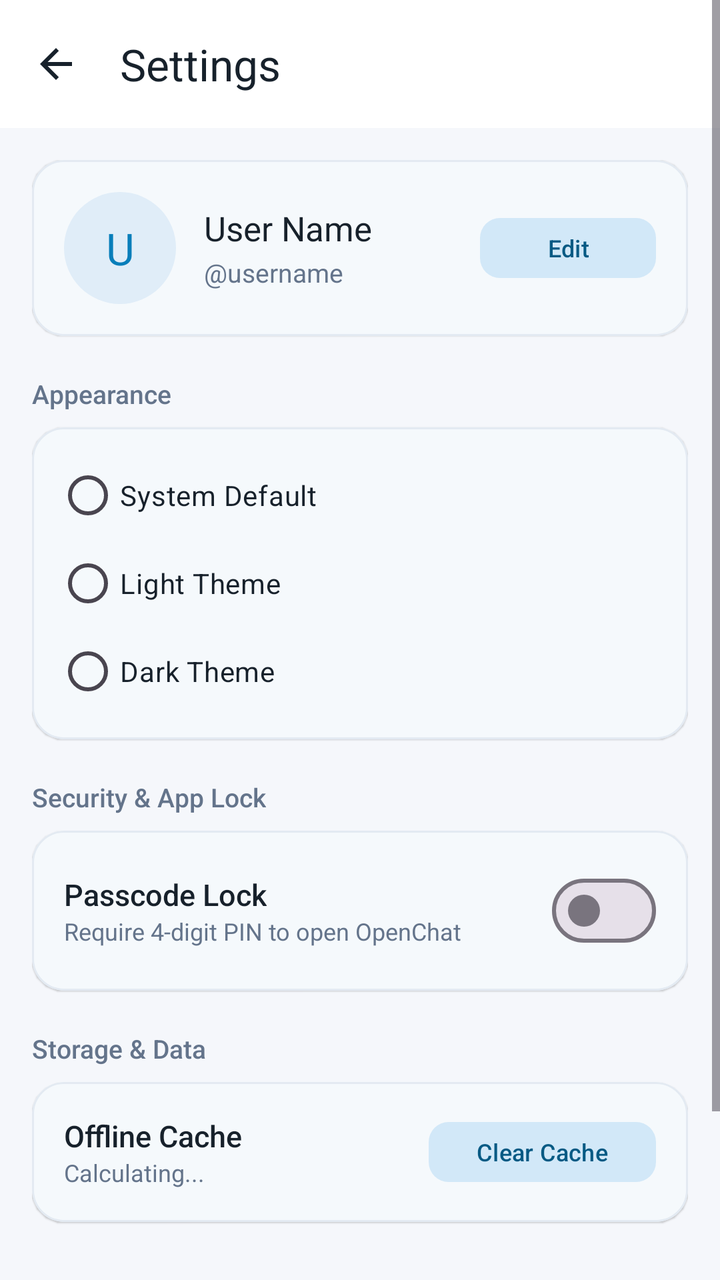
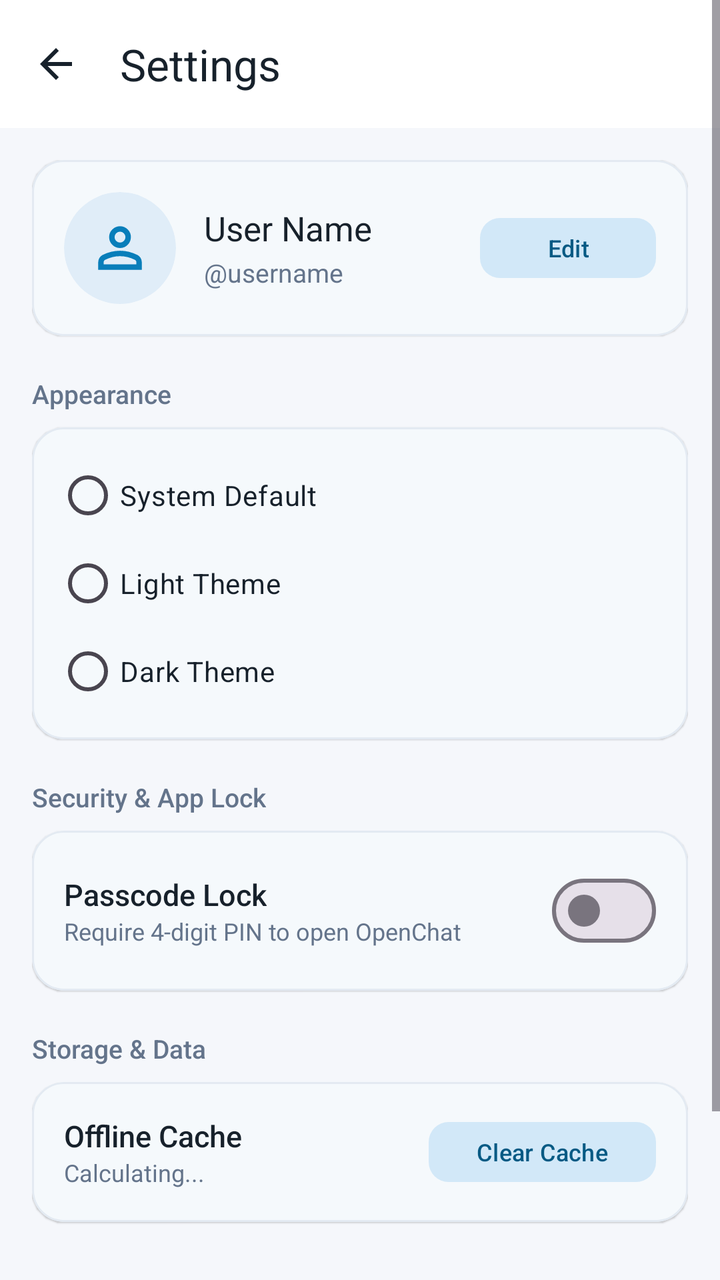

Screens rendered from an Android XML layout before and after an edit, with the pre-edit source and the edit as a unified diff.
<!-- AndroidManifest.xml: application theme Theme.MyApplication -->
<!-- res/layout/fragment_settings.xml -->
<?xml version="1.0" encoding="utf-8"?>
<ScrollView
    xmlns:android="http://schemas.android.com/apk/res/android"
    xmlns:app="http://schemas.android.com/apk/res-auto"
    android:layout_width="match_parent"
    android:layout_height="match_parent"
    android:fillViewport="true"
    android:background="@color/color_background">

    <LinearLayout
        android:layout_width="match_parent"
        android:layout_height="wrap_content"
        android:orientation="vertical">

        
        <com.google.android.material.appbar.MaterialToolbar
            android:id="@+id/toolbar_settings"
            android:layout_width="match_parent"
            android:layout_height="64dp"
            android:background="@color/color_surface"
            app:title="@string/nav_settings"
            app:titleTextColor="@color/color_primary_text"
            app:titleTextAppearance="@style/TextAppearance.Material3.TitleLarge"
            app:navigationIcon="@drawable/ic_arrow_back_24"
            app:navigationIconTint="@color/color_primary_text"
            app:elevation="0dp" />

        <LinearLayout
            android:layout_width="match_parent"
            android:layout_height="wrap_content"
            android:orientation="vertical"
            android:padding="16dp">

            
            <com.google.android.material.card.MaterialCardView
                android:layout_width="match_parent"
                android:layout_height="wrap_content"
                app:cardCornerRadius="16dp"
                app:cardElevation="0.5dp"
                app:strokeWidth="1dp"
                app:strokeColor="@color/color_divider"
                app:cardBackgroundColor="@color/color_surface">

                <LinearLayout
                    android:layout_width="match_parent"
                    android:layout_height="wrap_content"
                    android:orientation="horizontal"
                    android:gravity="center_vertical"
                    android:padding="16dp">

                    <TextView
                        android:id="@+id/text_settings_avatar"
                        android:layout_width="56dp"
                        android:layout_height="56dp"
                        android:background="@drawable/bg_avatar_circle"
                        android:backgroundTint="@color/color_avatar_bg"
                        android:gravity="center"
                        android:text="U"
                        android:textColor="@color/color_avatar_text"
                        android:textSize="22sp"
                        android:fontFamily="sans-serif-bold" />

                    <LinearLayout
                        android:layout_width="0dp"
                        android:layout_height="wrap_content"
                        android:layout_weight="1"
                        android:layout_marginStart="14dp"
                        android:orientation="vertical">

                        <TextView
                            android:id="@+id/text_settings_name"
                            android:layout_width="wrap_content"
                            android:layout_height="wrap_content"
                            android:text="User Name"
                            android:textColor="@color/color_primary_text"
                            android:textSize="17sp"
                            android:fontFamily="sans-serif-bold" />

                        <TextView
                            android:id="@+id/text_settings_username"
                            android:layout_width="wrap_content"
                            android:layout_height="wrap_content"
                            android:layout_marginTop="2dp"
                            android:text="@username"
                            android:textColor="@color/color_secondary_text"
                            android:textSize="13sp" />
                    </LinearLayout>

                    <com.google.android.material.button.MaterialButton
                        android:id="@+id/btn_edit_profile"
                        android:layout_width="wrap_content"
                        android:layout_height="38dp"
                        android:text="Edit"
                        android:textSize="12sp"
                        style="@style/Widget.Material3.Button.TonalButton"
                        app:cornerRadius="10dp" />
                </LinearLayout>
            </com.google.android.material.card.MaterialCardView>

            
            <TextView
                android:layout_width="wrap_content"
                android:layout_height="wrap_content"
                android:layout_marginTop="20dp"
                android:layout_marginBottom="8dp"
                android:text="Appearance"
                android:textColor="@color/color_secondary_text"
                android:textSize="13sp"
                android:fontFamily="sans-serif-medium" />

            <com.google.android.material.card.MaterialCardView
                android:layout_width="match_parent"
                android:layout_height="wrap_content"
                app:cardCornerRadius="16dp"
                app:cardElevation="0.5dp"
                app:strokeWidth="1dp"
                app:strokeColor="@color/color_divider"
                app:cardBackgroundColor="@color/color_surface">

                <RadioGroup
                    android:id="@+id/radio_group_theme"
                    android:layout_width="match_parent"
                    android:layout_height="wrap_content"
                    android:padding="12dp">

                    <RadioButton
                        android:id="@+id/radio_theme_system"
                        android:layout_width="match_parent"
                        android:layout_height="44dp"
                        android:text="System Default"
                        android:textColor="@color/color_primary_text"
                        android:textSize="14sp" />

                    <RadioButton
                        android:id="@+id/radio_theme_light"
                        android:layout_width="match_parent"
                        android:layout_height="44dp"
                        android:text="Light Theme"
                        android:textColor="@color/color_primary_text"
                        android:textSize="14sp" />

                    <RadioButton
                        android:id="@+id/radio_theme_dark"
                        android:layout_width="match_parent"
                        android:layout_height="44dp"
                        android:text="Dark Theme"
                        android:textColor="@color/color_primary_text"
                        android:textSize="14sp" />
                </RadioGroup>
            </com.google.android.material.card.MaterialCardView>

            
            <TextView
                android:layout_width="wrap_content"
                android:layout_height="wrap_content"
                android:layout_marginTop="20dp"
                android:layout_marginBottom="8dp"
                android:text="Security &amp; App Lock"
                android:textColor="@color/color_secondary_text"
                android:textSize="13sp"
                android:fontFamily="sans-serif-medium" />

            <com.google.android.material.card.MaterialCardView
                android:layout_width="match_parent"
                android:layout_height="wrap_content"
                app:cardCornerRadius="16dp"
                app:cardElevation="0.5dp"
                app:strokeWidth="1dp"
                app:strokeColor="@color/color_divider"
                app:cardBackgroundColor="@color/color_surface">

                <LinearLayout
                    android:layout_width="match_parent"
                    android:layout_height="wrap_content"
                    android:orientation="vertical"
                    android:padding="16dp">

                    
                    <RelativeLayout
                        android:layout_width="match_parent"
                        android:layout_height="wrap_content">

                        <LinearLayout
                            android:layout_width="wrap_content"
                            android:layout_height="wrap_content"
                            android:orientation="vertical"
                            android:layout_alignParentStart="true"
                            android:layout_centerVertical="true">

                            <TextView
                                android:layout_width="wrap_content"
                                android:layout_height="wrap_content"
                                android:text="Passcode Lock"
                                android:textColor="@color/color_primary_text"
                                android:textSize="15sp"
                                android:fontFamily="sans-serif-medium" />

                            <TextView
                                android:layout_width="wrap_content"
                                android:layout_height="wrap_content"
                                android:text="Require 4-digit PIN to open OpenChat"
                                android:textColor="@color/color_secondary_text"
                                android:textSize="12sp" />
                        </LinearLayout>

                        <com.google.android.material.materialswitch.MaterialSwitch
                            android:id="@+id/switch_app_lock"
                            android:layout_width="wrap_content"
                            android:layout_height="wrap_content"
                            android:layout_alignParentEnd="true"
                            android:layout_centerVertical="true" />
                    </RelativeLayout>

                    
                    <com.google.android.material.button.MaterialButton
                        android:id="@+id/btn_change_pin"
                        android:layout_width="match_parent"
                        android:layout_height="44dp"
                        android:layout_marginTop="12dp"
                        android:text="Change Passcode PIN"
                        android:textSize="13sp"
                        style="@style/Widget.Material3.Button.OutlinedButton"
                        app:cornerRadius="10dp"
                        android:visibility="gone" />

                    
                    <RelativeLayout
                        android:id="@+id/layout_biometric_toggle"
                        android:layout_width="match_parent"
                        android:layout_height="wrap_content"
                        android:layout_marginTop="12dp"
                        android:visibility="gone">

                        <LinearLayout
                            android:layout_width="wrap_content"
                            android:layout_height="wrap_content"
                            android:orientation="vertical"
                            android:layout_alignParentStart="true"
                            android:layout_centerVertical="true">

                            <TextView
                                android:layout_width="wrap_content"
                                android:layout_height="wrap_content"
                                android:text="Fingerprint Unlock"
                                android:textColor="@color/color_primary_text"
                                android:textSize="15sp"
                                android:fontFamily="sans-serif-medium" />

                            <TextView
                                android:layout_width="wrap_content"
                                android:layout_height="wrap_content"
                                android:text="Use biometric sensor to unlock"
                                android:textColor="@color/color_secondary_text"
                                android:textSize="12sp" />
                        </LinearLayout>

                        <com.google.android.material.materialswitch.MaterialSwitch
                            android:id="@+id/switch_biometric"
                            android:layout_width="wrap_content"
                            android:layout_height="wrap_content"
                            android:layout_alignParentEnd="true"
                            android:layout_centerVertical="true" />
                    </RelativeLayout>
                </LinearLayout>
            </com.google.android.material.card.MaterialCardView>

            
            <TextView
                android:layout_width="wrap_content"
                android:layout_height="wrap_content"
                android:layout_marginTop="20dp"
                android:layout_marginBottom="8dp"
                android:text="Storage &amp; Data"
                android:textColor="@color/color_secondary_text"
                android:textSize="13sp"
                android:fontFamily="sans-serif-medium" />

            <com.google.android.material.card.MaterialCardView
                android:layout_width="match_parent"
                android:layout_height="wrap_content"
                app:cardCornerRadius="16dp"
                app:cardElevation="0.5dp"
                app:strokeWidth="1dp"
                app:strokeColor="@color/color_divider"
                app:cardBackgroundColor="@color/color_surface">

                <RelativeLayout
                    android:layout_width="match_parent"
                    android:layout_height="wrap_content"
                    android:padding="16dp">

                    <LinearLayout
                        android:layout_width="wrap_content"
                        android:layout_height="wrap_content"
                        android:orientation="vertical"
                        android:layout_alignParentStart="true"
                        android:layout_centerVertical="true">

                        <TextView
                            android:layout_width="wrap_content"
                            android:layout_height="wrap_content"
                            android:text="Offline Cache"
                            android:textColor="@color/color_primary_text"
                            android:textSize="15sp"
                            android:fontFamily="sans-serif-medium" />

                        <TextView
                            android:id="@+id/text_cache_size"
                            android:layout_width="wrap_content"
                            android:layout_height="wrap_content"
                            android:text="Calculating..."
                            android:textColor="@color/color_secondary_text"
                            android:textSize="12sp" />
                    </LinearLayout>

                    <com.google.android.material.button.MaterialButton
                        android:id="@+id/btn_clear_cache"
                        android:layout_width="wrap_content"
                        android:layout_height="38dp"
                        android:text="Clear Cache"
                        android:textSize="12sp"
                        style="@style/Widget.Material3.Button.TonalButton"
                        app:cornerRadius="10dp"
                        android:layout_alignParentEnd="true"
                        android:layout_centerVertical="true" />
                </RelativeLayout>
            </com.google.android.material.card.MaterialCardView>

            
            <com.google.android.material.button.MaterialButton
                android:id="@+id/btn_settings_logout"
                android:layout_width="match_parent"
                android:layout_height="50dp"
                android:layout_marginTop="28dp"
                android:layout_marginBottom="32dp"
                android:text="Log Out"
                android:textColor="#FFFFFF"
                android:textSize="15sp"
                app:icon="@drawable/ic_logout_24"
                app:cornerRadius="14dp"
                app:backgroundTint="@color/color_error" />

        </LinearLayout>
    </LinearLayout>
</ScrollView>
<!-- resources referenced by this layout -->
<resources>
  <color name="color_avatar_bg">#E0EDF8</color>
  <color name="color_avatar_text">#087EBA</color>
  <color name="color_background">#F5F7FB</color>
  <color name="color_divider">#E3EAF2</color>
  <color name="color_error">#BA1A1A</color>
  <color name="color_primary_text">#17212B</color>
  <color name="color_secondary_text">#64748B</color>
  <color name="color_surface">#FFFFFF</color>
  <!-- drawable bg_avatar_circle (drawable) -->
  <shape xmlns:android="http://schemas.android.com/apk/res/android"
      android:shape="oval">
      <solid android:color="@color/color_avatar_bg" />
  </shape>
  <!-- drawable ic_arrow_back_24 (drawable) -->
  <vector xmlns:android="http://schemas.android.com/apk/res/android"
      android:width="24dp"
      android:height="24dp"
      android:viewportWidth="24"
      android:viewportHeight="24"
      android:autoMirrored="true">
      <path
          android:fillColor="?attr/colorControlNormal"
          android:pathData="M20,11H7.83l5.59,-5.59L12,4l-8,8 8,8 1.41,-1.41L7.83,13H20v-2z"/>
  </vector>
  <!-- drawable ic_logout_24 (drawable) -->
  <vector xmlns:android="http://schemas.android.com/apk/res/android"
      android:width="24dp"
      android:height="24dp"
      android:viewportWidth="24"
      android:viewportHeight="24"
      android:autoMirrored="true">
      <path
          android:fillColor="?attr/colorControlNormal"
          android:pathData="M17,7l-1.41,1.41L18.17,11H8v2h10.17l-2.58,2.58L17,17l5,-5zM4,5h8V3H4c-1.1,0 -2,0.9 -2,2v14c0,1.1 0.9,2 2,2h8v-2H4V5z"/>
  </vector>
  <string name="nav_settings">Settings</string>
  <style name="Theme.MyApplication" parent="Theme.Material3.DayNight.NoActionBar">
          <item name="android:windowBackground">@color/color_background</item>
          <item name="android:statusBarColor">@color/color_surface</item>
          <item name="android:navigationBarColor">@color/color_surface</item>
          <item name="android:windowLightStatusBar">true</item>
          <item name="android:windowLightNavigationBar">true</item>
          <item name="colorPrimary">@color/color_primary</item>
          <item name="colorSecondary">@color/color_primary_accent</item>
          <item name="colorSecondaryContainer">@color/color_nav_indicator</item>
          <item name="colorOnSecondaryContainer">@color/color_nav_item_selected</item>
          <item name="colorSurface">@color/color_surface</item>
          <item name="colorError">@color/color_error</item>
      </style>
  <color name="color_primary">#087EBA</color>
  <color name="color_primary_accent">#229ED9</color>
  <color name="color_nav_indicator">#D2E8F8</color>
  <color name="color_nav_item_selected">#065A84</color>
</resources>

<!-- the commit's change to res/layout/fragment_settings.xml (unified diff, before → after) -->
@@ -48,17 +48,32 @@
                     android:gravity="center_vertical"
                     android:padding="16dp">
 
-                    <TextView
-                        android:id="@+id/text_settings_avatar"
+                    <FrameLayout
                         android:layout_width="56dp"
-                        android:layout_height="56dp"
-                        android:background="@drawable/bg_avatar_circle"
-                        android:backgroundTint="@color/color_avatar_bg"
-                        android:gravity="center"
-                        android:text="U"
-                        android:textColor="@color/color_avatar_text"
-                        android:textSize="22sp"
-                        android:fontFamily="sans-serif-bold" />
+                        android:layout_height="56dp">
+
+                        <TextView
+                            android:id="@+id/text_settings_avatar"
+                            android:layout_width="56dp"
+                            android:layout_height="56dp"
+                            android:background="@drawable/bg_avatar_circle"
+                            android:backgroundTint="@color/color_avatar_bg"
+                            android:gravity="center"
+                            android:text="U"
+                            android:textColor="@color/color_avatar_text"
+                            android:textSize="22sp"
+                            android:fontFamily="sans-serif-bold"
+                            android:visibility="gone" />
+
+                        <com.google.android.material.imageview.ShapeableImageView
+                            android:id="@+id/img_settings_avatar"
+                            android:layout_width="56dp"
+                            android:layout_height="56dp"
+                            android:scaleType="centerCrop"
+                            android:src="@drawable/ic_default_avatar"
+                            app:shapeAppearanceOverlay="@style/ShapeAppearance.Material3.Corner.Full"
+                            android:visibility="visible" />
+                    </FrameLayout>
 
                     <LinearLayout
                         android:layout_width="0dp"
<!-- resource entries referenced after the edit -->
@@ -23,6 +23,28 @@
       <path
           android:fillColor="?attr/colorControlNormal"
           android:pathData="M20,11H7.83l5.59,-5.59L12,4l-8,8 8,8 1.41,-1.41L7.83,13H20v-2z"/>
+  </vector>
+  <!-- drawable ic_default_avatar (drawable) -->
+  <vector xmlns:android="http://schemas.android.com/apk/res/android"
+      android:width="48dp"
+      android:height="48dp"
+      android:viewportWidth="48.0"
+      android:viewportHeight="48.0">
+      
+      <path
+          android:fillColor="@color/color_avatar_bg"
+          android:pathData="M24,24m-24,0a24,24 0,1 1,48 0a24,24 0,1 1,-48 0" />
+  
+      
+      <group
+          android:translateX="10.0"
+          android:translateY="10.0"
+          android:scaleX="1.167"
+          android:scaleY="1.167">
+          <path
+              android:fillColor="@color/color_avatar_text"
+              android:pathData="M9.18,10.83Q8,9.65 8,8T9.18,5.18T12,4t2.83,1.18T16,8t-1.17,2.82T12,12T9.18,10.83ZM4,20L4,17.2q0,-0.85 0.44,-1.56q0.44,-0.71 1.16,-1.09q1.55,-0.78 3.15,-1.16T12,13t3.25,0.39t3.15,1.16q0.72,0.38 1.16,1.09T20,17.2L20,20L4,20ZM6,18L18,18L18,17.2q0,-0.27 -0.14,-0.5q-0.14,-0.22 -0.36,-0.35q-1.35,-0.68 -2.72,-1.01T12,15T9.23,15.34T6.5,16.35Q6.28,16.48 6.14,16.7Q6,16.93 6,17.2L6,18ZM13.41,9.41Q14,8.82 14,8T13.41,6.59T12,6T10.59,6.59Q10,7.18 10,8t0.59,1.41T12,10t1.41,-0.59ZM12,8ZM12,18Z" />
+      </group>
   </vector>
   <!-- drawable ic_logout_24 (drawable) -->
   <vector xmlns:android="http://schemas.android.com/apk/res/android"
